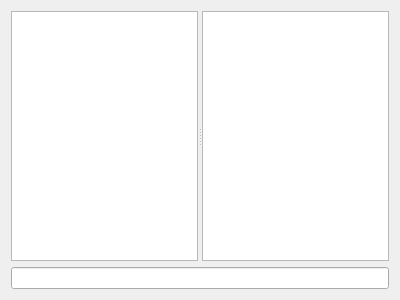
Qt form src/ui/channeltab.ui (viking/smirch-qt) before a commit.
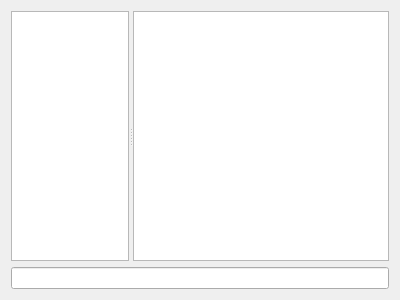
The same form after that commit.

Commit message:
Better support channel nick list
- add mutex for adding channels and queries to prevent race conditions
- add simple private message rendering
- use a model for channel nick list
- rearrange IrcMessage switch statements

Diff of the .ui file:
```diff
--- a/src/ui/channeltab.ui
+++ b/src/ui/channeltab.ui
@@ -19,8 +19,15 @@
      <property name="orientation">
       <enum>Qt::Horizontal</enum>
      </property>
-     <widget class="QTextBrowser" name="textBrowser"/>
-     <widget class="QListWidget" name="nicks">
+     <widget class="QTextBrowser" name="textBrowser">
+      <property name="sizePolicy">
+       <sizepolicy hsizetype="Expanding" vsizetype="Expanding">
+        <horstretch>1</horstretch>
+        <verstretch>0</verstretch>
+       </sizepolicy>
+      </property>
+     </widget>
+     <widget class="QListView" name="nicks">
       <property name="sizePolicy">
        <sizepolicy hsizetype="Preferred" vsizetype="Expanding">
         <horstretch>0</horstretch>
```
The commit also changes 11 other files.
